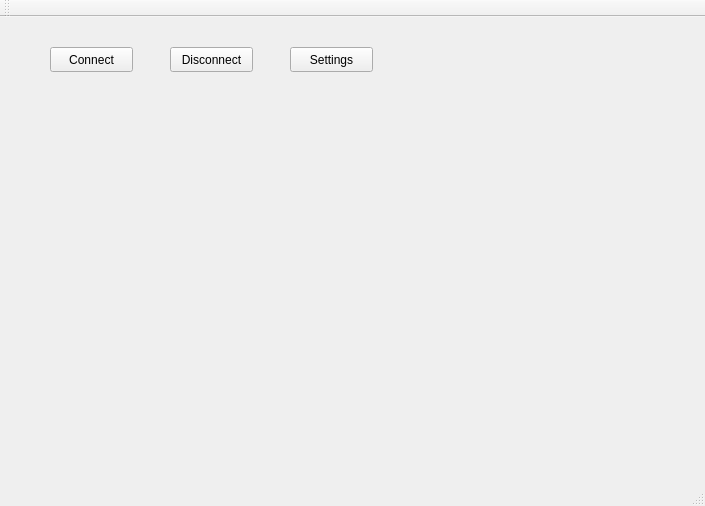
Above: mainwindow.ui from jivilkov/IBLTest before the change. Below: the same form after it.
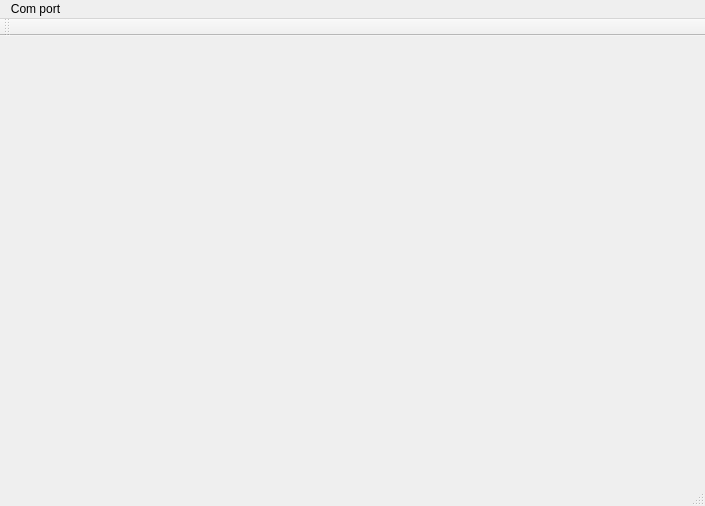
That is the form after the change.

Diff of the .ui file:
```diff
--- a/mainwindow.ui
+++ b/mainwindow.ui
@@ -13,47 +13,7 @@
   <property name="windowTitle">
    <string>MainWindow</string>
   </property>
-  <widget class="QWidget" name="centralWidget">
-   <widget class="QPushButton" name="buttonConnect">
-    <property name="geometry">
-     <rect>
-      <x>50</x>
-      <y>30</y>
-      <width>83</width>
-      <height>25</height>
-     </rect>
-    </property>
-    <property name="text">
-     <string>Connect</string>
-    </property>
-   </widget>
-   <widget class="QPushButton" name="buttonDisconnect">
-    <property name="geometry">
-     <rect>
-      <x>170</x>
-      <y>30</y>
-      <width>83</width>
-      <height>25</height>
-     </rect>
-    </property>
-    <property name="text">
-     <string>Disconnect</string>
-    </property>
-   </widget>
-   <widget class="QPushButton" name="buttonSettings">
-    <property name="geometry">
-     <rect>
-      <x>290</x>
-      <y>30</y>
-      <width>83</width>
-      <height>25</height>
-     </rect>
-    </property>
-    <property name="text">
-     <string>Settings</string>
-    </property>
-   </widget>
-  </widget>
+  <widget class="QWidget" name="centralWidget"/>
   <widget class="QMenuBar" name="menuBar">
    <property name="geometry">
     <rect>
@@ -63,6 +23,15 @@
      <height>22</height>
     </rect>
    </property>
+   <widget class="QMenu" name="menuCom_port">
+    <property name="title">
+     <string>Com port</string>
+    </property>
+    <addaction name="actionConnect"/>
+    <addaction name="actionDisconnect"/>
+    <addaction name="actionSettings"/>
+   </widget>
+   <addaction name="menuCom_port"/>
   </widget>
   <widget class="QToolBar" name="mainToolBar">
    <attribute name="toolBarArea">
```
Left out of the diff: 15 changed lines with no effect on the pictures.
